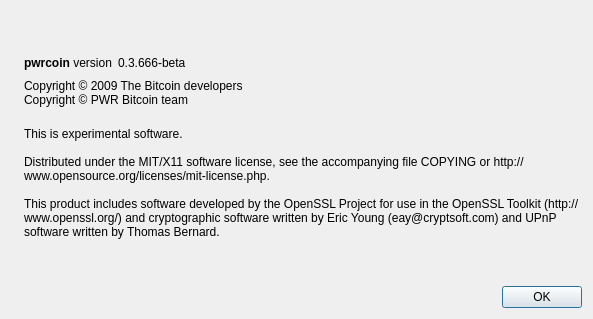
PWRcoin/PWRcoinClassic, file src/qt/forms/aboutdialog.ui: the form before one commit.
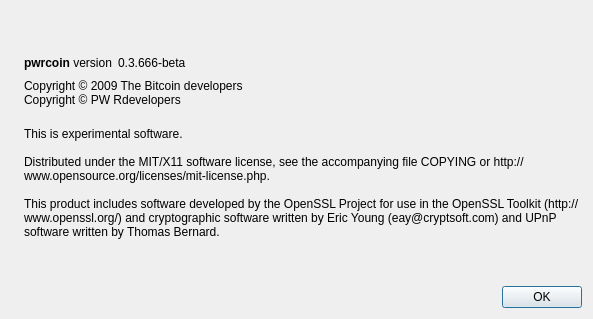
The form after the commit. Icons and pictures are not drawn.

Commit message: adding release tags

```diff
--- a/src/qt/forms/aboutdialog.ui
+++ b/src/qt/forms/aboutdialog.ui
@@ -92,7 +92,7 @@
        </property>
        <property name="text">
         <string>Copyright © 2009 The Bitcoin developers
-Copyright © PWR Bitcoin team</string>
+Copyright © PW Rdevelopers</string>
        </property>
        <property name="textInteractionFlags">
         <set>Qt::LinksAccessibleByMouse|Qt::TextSelectableByKeyboard|Qt::TextSelectableByMouse</set>
```
The commit also changes 1 other file.
